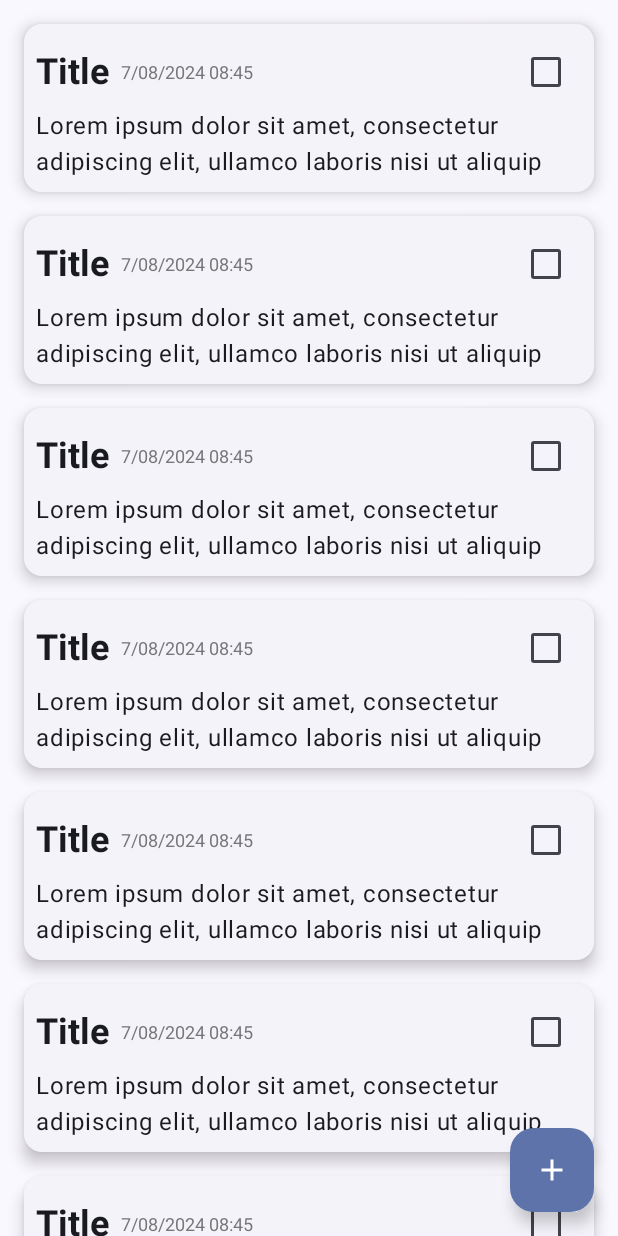
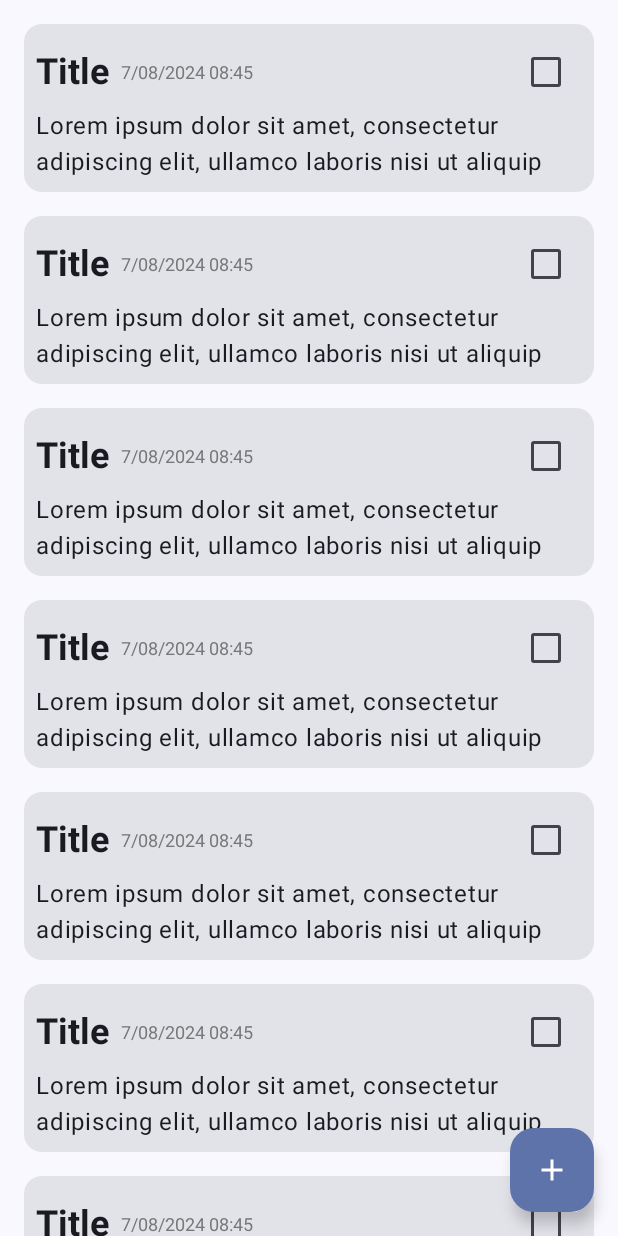
Before and after one commit to TEDDAC/ToutDouxListe-Android, an Android app built with Jetpack Compose: the screen it shows after launch (MainActivity), on a phone screen of 412 x 824 dp. Run offline under Robolectric (Android 15) with nearby library versions, the phone set to English and light mode, and no system bars.

Commit message:
normal card

```diff
--- a/app/src/main/java/com/teddac/toutdouxliste/ui/component/TaskCard.kt
+++ b/app/src/main/java/com/teddac/toutdouxliste/ui/component/TaskCard.kt
@@ -1,17 +1,13 @@
 package com.teddac.toutdouxliste.ui.component
 
-import android.graphics.fonts.FontStyle
 import androidx.compose.foundation.layout.Arrangement
 import androidx.compose.foundation.layout.Column
 import androidx.compose.foundation.layout.Row
 import androidx.compose.foundation.layout.Spacer
 import androidx.compose.foundation.layout.fillMaxWidth
 import androidx.compose.foundation.layout.padding
-import androidx.compose.foundation.layout.size
-import androidx.compose.foundation.layout.wrapContentHeight
-import androidx.compose.material3.CardDefaults
+import androidx.compose.material3.Card
 import androidx.compose.material3.Checkbox
-import androidx.compose.material3.ElevatedCard
 import androidx.compose.material3.Text
 import androidx.compose.runtime.Composable
 import androidx.compose.ui.Alignment
@@ -21,15 +17,10 @@ import androidx.compose.ui.text.TextStyle
 import androidx.compose.ui.text.font.FontWeight
 import androidx.compose.ui.unit.dp
 import androidx.compose.ui.unit.sp
-import java.time.LocalDateTime
-import java.time.format.DateTimeFormatter
 
 @Composable
 fun TaskCard(){
-    ElevatedCard (
-        elevation = CardDefaults.cardElevation(
-            defaultElevation = 6.dp
-        ),
+    Card (
         modifier = Modifier
             .fillMaxWidth()
     ) {
```
